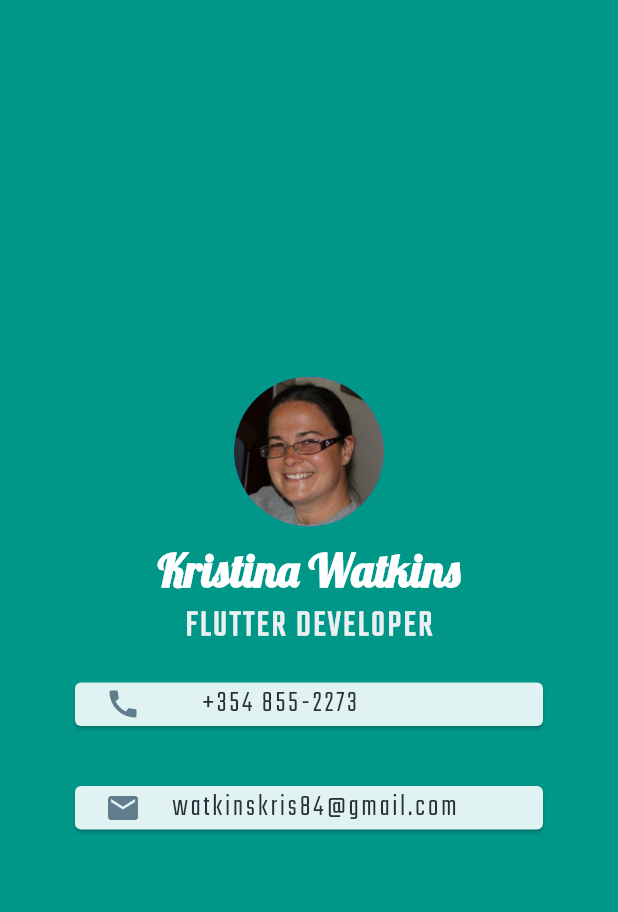
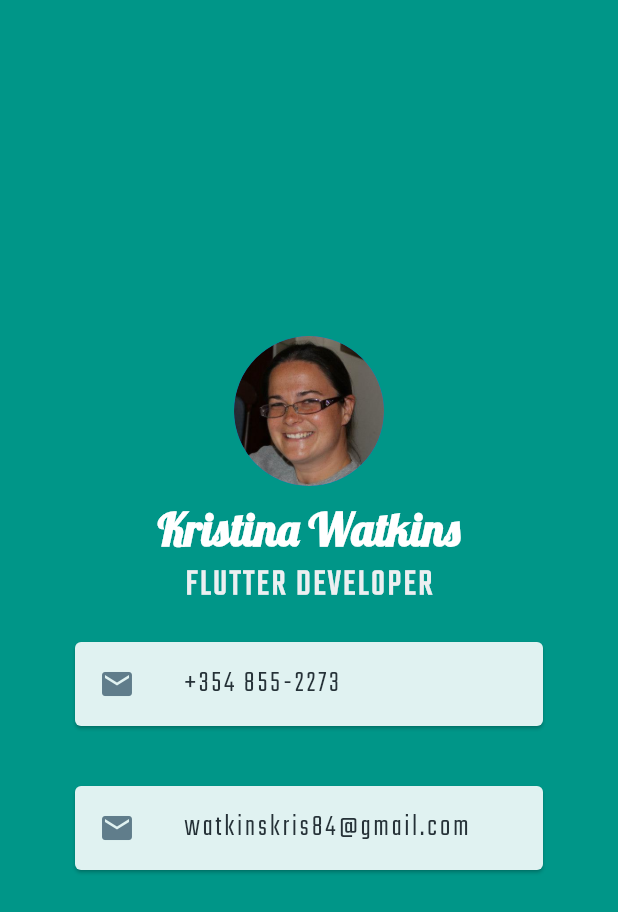
Before and after one commit to watkinskris/flutter_mi_card, a Flutter app: the screen it shows after launch, on a phone screen of 412 x 824 dp. Shown: the top 912 px of the screen. Run offline on Flutter 3.47's test engine with Material 2 defaults, Android fonts, the phone set to English and light mode, and no system bars.

Commit message:
changed row to tile widget for better styling

```diff
--- a/lib/main.dart
+++ b/lib/main.dart
@@ -43,18 +43,12 @@ class MyApp extends StatelessWidget {
             Card(
               color: Colors.teal.shade50,
               margin: EdgeInsets.symmetric(vertical: 20, horizontal: 50),
-              child: Padding(
-                padding: EdgeInsets.symmetric(vertical: 0, horizontal: 20),
-                child: Row(
-                  children: [
-                    Icon(
-                      Icons.call,
+              child: ListTile(
+                leading: Icon(
+                  Icons.email,
                   color: Colors.blueGrey,
                 ),
-                    SizedBox(
-                      width: 40,
-                    ),
-                    Text(
+                title: Text(
                   '+354 855-2273',
                   style: TextStyle(
                       fontSize: 20,
@@ -62,39 +56,29 @@ class MyApp extends StatelessWidget {
                       color: Colors.blueGrey.shade900,
                       letterSpacing: 2),
                 ),
-                  ],
-                ),
               ),
             ),
             Card(
-              color: Colors.teal.shade50,
-              margin: EdgeInsets.symmetric(vertical: 20, horizontal: 50),
-              child: Padding(
-                padding: EdgeInsets.symmetric(vertical: 0, horizontal: 20),
-                child: Row(
-                  children: [
-                    Icon(
+              child: ListTile(
+                leading: Icon(
                   Icons.email,
                   color: Colors.blueGrey,
                 ),
-                    SizedBox(
-                      width: 20,
-                    ),
-                    Text(
+                title: Text(
                   'watkinskris84@gmail.com',
                   style: TextStyle(
                       fontSize: 20,
                       fontFamily: 'Teko',
                       color: Colors.blueGrey.shade900,
                       letterSpacing: 2),
-                    )
-                  ],
                 ),
               ),
-            )
+              color: Colors.teal.shade50,
+              margin: EdgeInsets.symmetric(vertical: 20, horizontal: 50),
+            ),
           ]),
         ),
       ),
     );
-  }
-}
+  } // build widget
+} // class
```
Lines whose indentation alone changed are shown as unchanged.
